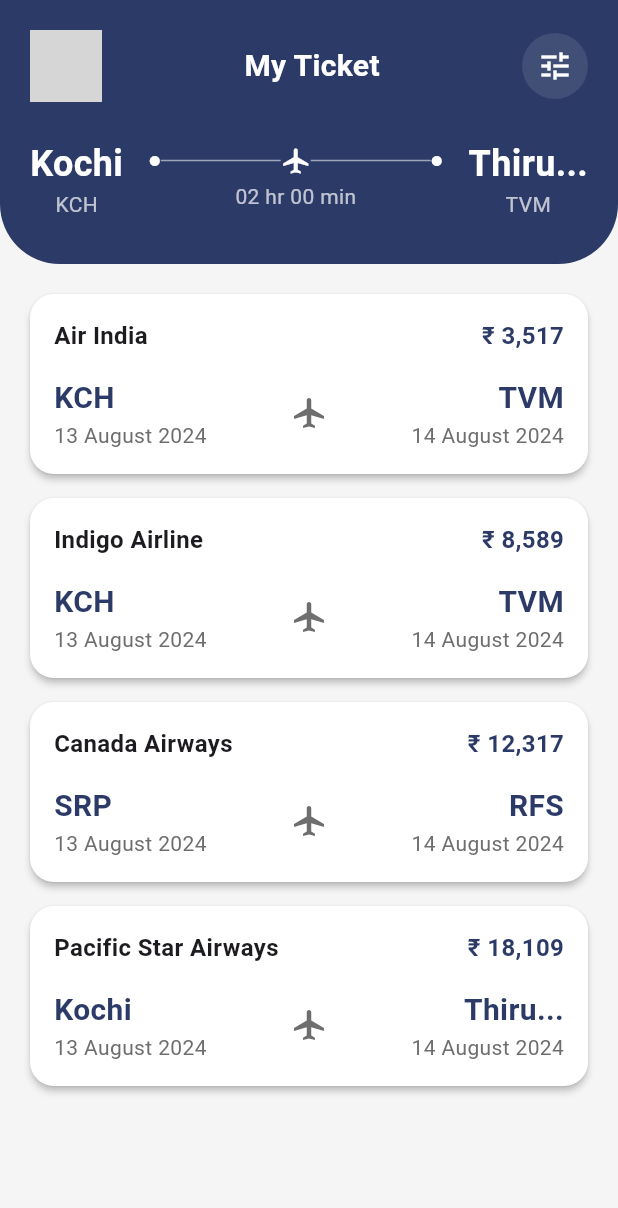
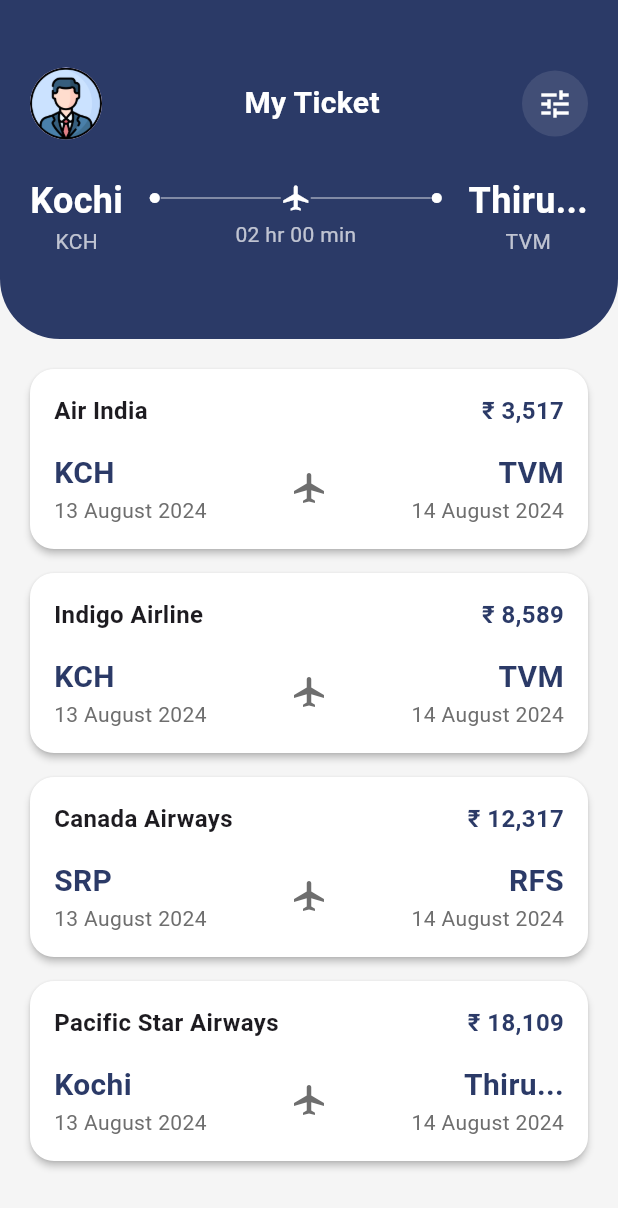
Before and after one commit to mdrakib90757/go_fly, a Flutter app: the MyTicketScreen screen opened directly, on a phone screen of 412 x 824 dp. Shown: the top 1208 px of the screen. Run offline on Flutter 3.47's test engine with Material 3 defaults, Android fonts, the phone set to English and light mode, and no system bars; our stand-ins replace lottie; Roboto replaces fonts that are missing (Poppins); grey boxes are pictures that could not be loaded.

Commit message:
update screen

```diff
--- a/lib/core/shared_widget/custom_button.dart
+++ b/lib/core/shared_widget/custom_button.dart
@@ -3,7 +3,6 @@
 
 class CustomButton extends StatelessWidget {
   final String text;
-  // Change VoidCallback to VoidCallback? to allow null
   final VoidCallback? onPressed;
   final Color color;
   final Color textColor;
@@ -21,7 +20,6 @@
     return ElevatedButton(
       style: ElevatedButton.styleFrom(
         foregroundColor: textColor,
-        // Use a different color for the disabled state to give visual feedback
         backgroundColor: onPressed != null ? color : Colors.grey.shade300,
         minimumSize: const Size(double.infinity, 56),
         shape: RoundedRectangleBorder(
@@ -29,14 +27,12 @@
         ),
         elevation: 2,
       ),
-      // The onPressed parameter now correctly accepts a nullable function
       onPressed: onPressed,
       child: Text(
         text,
         style: TextStyle(
           fontSize: 16,
           fontWeight: FontWeight.w600,
-          // Change text color when disabled
           color: onPressed != null ? textColor : Colors.white70,
         ),
       ),
--- a/lib/core/shared_widget/custom_nevbar.dart
+++ b/lib/core/shared_widget/custom_nevbar.dart
@@ -44,12 +44,10 @@
       color: AppColors.background,
       child: Stack(
         children: [
-          // The custom painted white shape
           CustomPaint(
             size: Size(MediaQuery.of(context).size.width, 88),
             painter: CustomNavPainter(),
           ),
-          // The central "Home" button
           Center(
             heightFactor: 0.6,
             child: FloatingActionButton(
@@ -61,7 +59,6 @@
               child: const Icon(Icons.home),
             ),
           ),
-          // The other navigation icons
           Positioned(
             left: 0,
             right: 0,
--- a/lib/feature/home/home_pages.dart
+++ b/lib/feature/home/home_pages.dart
@@ -21,6 +21,7 @@
     );
   }
 
+  // build header
   Widget _buildHeader(BuildContext context ) {
     return Container(
       padding: const EdgeInsets.fromLTRB(20, 50, 20, 20),
@@ -44,7 +45,7 @@
                       Navigator.push(context, MaterialPageRoute(builder: (context) => ProfileScreen(),));
                     },
                     child: CircleAvatar(
-                      // backgroundImage: AssetImage('assets/profile.png'),
+                      backgroundImage: AssetImage('assets/image/profile.png'),
                       radius: 24,
                     ),
                   ),
--- a/lib/feature/profile/profile_screen.dart
+++ b/lib/feature/profile/profile_screen.dart
@@ -42,6 +42,7 @@
     );
   }
 
+  // build header
   Widget _buildHeader(BuildContext context) {
     return Padding(
       padding: const EdgeInsets.all(20.0),
@@ -62,6 +63,7 @@
     );
   }
 
+  // build profile card
   Widget _buildProfileCard() {
     return Container(
       padding: const EdgeInsets.all(24),
@@ -84,6 +86,7 @@
     );
   }
 
+  // build section title
   Widget _buildSectionTitle(String title) {
     return Padding(
       padding: const EdgeInsets.only(bottom: 8.0, left: 8.0),
@@ -91,6 +94,7 @@
     );
   }
 
+  // build setting list
   Widget _buildSettingsList() {
     return Card(
       elevation: 0,
@@ -105,6 +109,7 @@
     );
   }
 
+  // build support list
   Widget _buildSupportList() {
     return Card(
       elevation: 0,
@@ -118,6 +123,7 @@
     );
   }
 
+  // build setting item
   Widget _buildSettingsItem(IconData icon, String title, {bool showSwitch = false, bool isLogout = false}) {
     return ListTile(
       leading: Icon(icon, color: AppColors.primary),
--- a/lib/feature/tickets/ticket_pages.dart
+++ b/lib/feature/tickets/ticket_pages.dart
@@ -8,20 +8,19 @@
   Widget build(BuildContext context) {
     return Scaffold(
       backgroundColor: AppColors.background,
-      body: SafeArea(
-        child: Column(
+      body: Column(
         children: [
           _buildHeader(),
           Expanded(child: _buildTicketList()),
         ],
       ),
-      ),
     );
   }
 
+  // build header widget
   Widget _buildHeader() {
     return Container(
-      padding: const EdgeInsets.fromLTRB(20, 20, 20, 30),
+     padding: const EdgeInsets.fromLTRB( 20,20, 20, 30),
       decoration: const BoxDecoration(
         color: AppColors.primary,
         borderRadius: BorderRadius.only(
@@ -29,13 +28,15 @@
           bottomRight: Radius.circular(40),
         ),
       ),
+      child: Padding(
+        padding:EdgeInsets.symmetric(vertical: 25),
         child: Column(
           children: [
             Row(
               mainAxisAlignment: MainAxisAlignment.spaceBetween,
               children: [
                 const CircleAvatar(
-                backgroundImage: AssetImage('assets/profile.png'),
+                  backgroundImage: AssetImage('assets/image/profile.png'),
                   radius: 24,
                 ),
                 const Text(
@@ -59,9 +60,11 @@
             _buildFlightRoute(),
           ],
         ),
+      ),
     );
   }
 
+  // build flight route widget
   Widget _buildFlightRoute() {
     return Row(
       mainAxisAlignment: MainAxisAlignment.spaceBetween,
@@ -97,6 +100,7 @@
     );
   }
 
+  // build ticket widget
   Widget _buildTicketList() {
     return ListView(
       padding: const EdgeInsets.all(20.0),
@@ -110,6 +114,8 @@
   }
 }
 
+
+// ticket card class
 class _TicketCard extends StatelessWidget {
   final String airline, price, from, to, departure, arrival;
   const _TicketCard({required this.airline, required this.price, required this.from, required this.to, required this.departure, required this.arrival});
--- a/pubspec.yaml
+++ b/pubspec.yaml
@@ -19,7 +19,7 @@
 version: 1.0.0+1
 
 environment:
-  sdk: ^3.8.1
+  sdk: ^3.10.0
 
 # Dependencies specify other packages that your package needs in order to work.
 # To automatically upgrade your package dependencies to the latest versions
```
Also changed, not shown: lib/feature/boarding/boarding_pass_pages.dart (+7 -1 lines), lib/feature/payment/payment_method_pages.dart (+11 -5 lines), lib/feature/seat_selector/seat_selector_pages/seat_selector_pages.dart (+10 -4 lines), pubspec.lock. Lines whose indentation alone changed are shown as unchanged.
